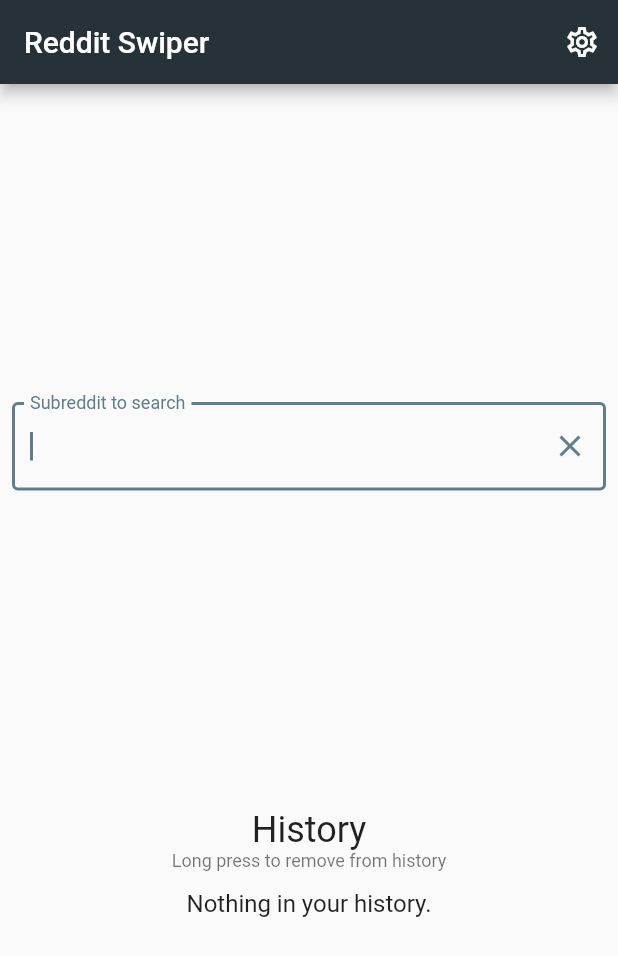
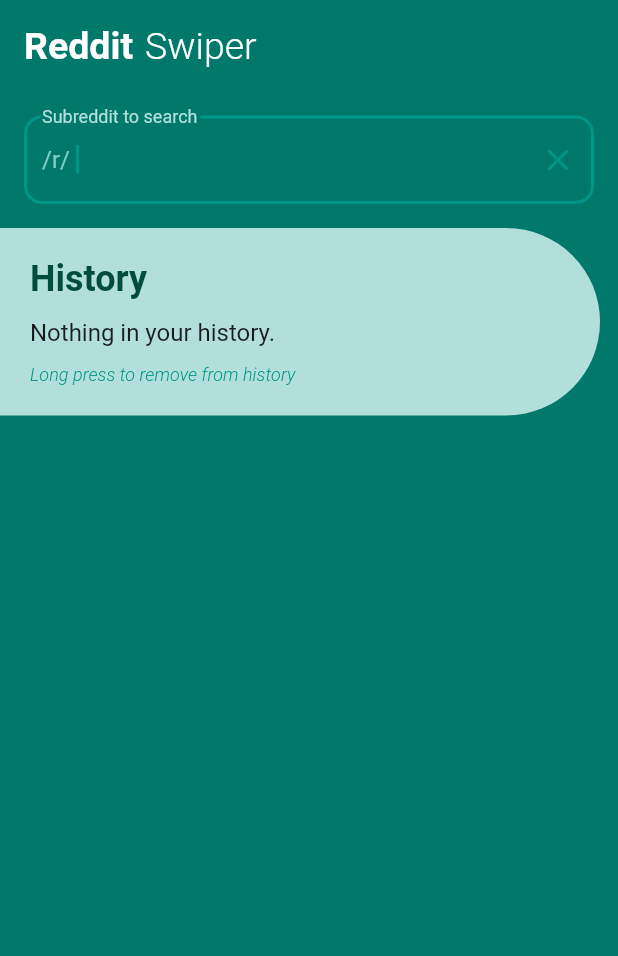
Before and after one commit to messerli90/reddit_swiper, a Flutter app: the screen it shows after launch, on a phone screen of 412 x 824 dp. Shown: the top 956 px of the screen. Run offline on Flutter 3.47's test engine with Material 2 defaults, Android fonts, the phone set to English and light mode, and no system bars; our stand-ins replace cached_network_image, flutter_swiper, photo_view, shared_preferences; missing offline and left inert: random_color; Roboto replaces fonts that are missing (Montserrat); statements that could not run were skipped.

Commit message:
add history color buttons

```diff
--- a/lib/main.dart
+++ b/lib/main.dart
@@ -13,12 +13,12 @@ class MyApp extends StatelessWidget {
         debugShowCheckedModeBanner: false,
         title: 'Reddit Images',
         theme: ThemeData(
+          primarySwatch: Colors.teal,
+          accentColor: Colors.tealAccent,
           appBarTheme: AppBarTheme(
-            color: Colors.blueGrey[900],
-            brightness: Brightness.dark,
+            color: Colors.teal,
+            brightness: Brightness.light,
           ),
-          accentColor: Colors.blueAccent,
-          primarySwatch: Colors.blueGrey,
           visualDensity: VisualDensity.adaptivePlatformDensity,
         ),
         home: SearchScreen(),
--- a/lib/widgets/search_screen.dart
+++ b/lib/widgets/search_screen.dart
@@ -1,4 +1,5 @@
 import 'package:flutter/material.dart';
+import 'package:random_color/random_color.dart';
 import 'package:reddit_pics/widgets/result_screen.dart';
 import 'package:shared_preferences/shared_preferences.dart';
 
@@ -10,16 +11,28 @@ class SearchScreen extends StatefulWidget {
 class _SearchScreenState extends State<SearchScreen> {
   TextEditingController _searchFieldController;
   List<String> history = [];
+  List<Color> colors = [];
 
   @override
   void initState() {
     super.initState();
     _searchFieldController = TextEditingController();
+    colors = _createColors();
   }
 
   @override
   void dispose() {
     super.dispose();
+  }
+
+  List<Color> _createColors() {
+    List<Color> _colors = List<Color>();
+    RandomColor _randomColor = RandomColor();
+    for (var i = 0; i < 20; i++) {
+      _colors.add(_randomColor.randomColor(
+          colorSaturation: ColorSaturation.highSaturation));
+    }
+    return _colors;
   }
 
   Future<List<String>> _fetchHistory() async {
@@ -52,13 +65,15 @@ class _SearchScreenState extends State<SearchScreen> {
     });
   }
 
-  Widget _historyButton(String item) => FlatButton(
-        color: Colors.red[600],
+  Widget _buildHistoryButton(String item, int i) {
+    return FlatButton(
+      color: colors[i],
       textColor: Colors.white,
       onPressed: () => _searchFieldSubmitted(item),
       onLongPress: () => _removeFromHistory(item),
       child: Text(item),
     );
+  }
 
   Widget _getHistoryWidgets() {
     return FutureBuilder(
@@ -68,12 +83,12 @@ class _SearchScreenState extends State<SearchScreen> {
           List<Widget> _buttons = new List<Widget>();
           for (var i = 0; i < snapshot.data.length; i++) {
             _buttons.add(
-              _historyButton(snapshot.data[i]),
+              _buildHistoryButton(snapshot.data[i], i),
             );
           }
           return Wrap(
-            crossAxisAlignment: WrapCrossAlignment.center,
-            alignment: WrapAlignment.spaceAround,
+            crossAxisAlignment: WrapCrossAlignment.start,
+            alignment: WrapAlignment.start,
             spacing: 8.0,
             children: _buttons,
           );
@@ -86,24 +101,32 @@ class _SearchScreenState extends State<SearchScreen> {
     );
   }
 
-  Widget _historySection() => Column(
+  Widget _historySection() => Padding(
+        padding: const EdgeInsets.all(20.0),
+        child: Column(
+          crossAxisAlignment: CrossAxisAlignment.start,
           children: [
-          Padding(
-            padding: const EdgeInsets.only(top: 8.0),
-            child: Text(
+            Text(
               'History',
-              style: Theme.of(context).textTheme.headline5,
+              style: TextStyle(
+                color: Colors.teal[900],
+                fontSize: 24,
+                fontWeight: FontWeight.w600,
               ),
             ),
-          Padding(
-            padding: const EdgeInsets.only(bottom: 12.0),
-            child: Text(
+            SizedBox(height: 12),
+            _getHistoryWidgets(),
+            SizedBox(height: 12),
+            Text(
               'Long press to remove from history',
-              style: Theme.of(context).textTheme.caption,
+              style: TextStyle(
+                  color: Colors.teal[500],
+                  fontSize: 12,
+                  fontWeight: FontWeight.w300,
+                  fontStyle: FontStyle.italic),
             ),
+          ],
         ),
-          _getHistoryWidgets(),
-        ],
       );
 
   void _searchFieldSubmitted(String value) async {
@@ -123,10 +146,28 @@ class _SearchScreenState extends State<SearchScreen> {
         autofocus: true,
         controller: _searchFieldController,
         onSubmitted: _searchFieldSubmitted,
-        // textInputAction: TextInputAction.go,
+        style: TextStyle(color: Colors.white),
         decoration: InputDecoration(
-          border: OutlineInputBorder(),
+          border: OutlineInputBorder(
+            borderSide: BorderSide(
+              color: Colors.teal[200],
+              style: BorderStyle.solid,
+              width: 2,
+            ),
+            borderRadius: BorderRadius.circular(12),
+            gapPadding: 2,
+          ),
           labelText: 'Subreddit to search',
+          labelStyle: TextStyle(color: Colors.teal[100]),
+          prefix: Padding(
+            padding: EdgeInsets.only(right: 4),
+            child: Text(
+              '/r/',
+              style: TextStyle(
+                color: Colors.teal[200],
+              ),
+            ),
+          ),
           suffixIcon: IconButton(
             onPressed: () => _searchFieldController.clear(),
             icon: Icon(Icons.clear),
@@ -134,23 +175,63 @@ class _SearchScreenState extends State<SearchScreen> {
         ),
       );
 
+  Widget _header() => Container(
+        child: Row(
+          children: [
+            Text(
+              'Reddit',
+              style: TextStyle(
+                  fontFamily: 'Montserrat',
+                  color: Colors.white,
+                  fontWeight: FontWeight.bold,
+                  fontSize: 25.0),
+            ),
+            SizedBox(width: 8),
+            Text(
+              'Swiper',
+              style: TextStyle(
+                  fontFamily: 'Montserrat',
+                  color: Colors.white,
+                  fontWeight: FontWeight.w300,
+                  fontSize: 25.0),
+            ),
+          ],
+        ),
+      );
+
   @override
   Widget build(BuildContext context) {
     return Scaffold(
-      appBar: AppBar(
-        title: Text('Reddit Swiper'),
-        actions: [
-          IconButton(
-            icon: Icon(Icons.settings_outlined),
-            onPressed: () => print('pressed'),
-          )
+      body: SafeArea(
+        child: Container(
+          color: Colors.teal[700],
+          // padding: EdgeInsets.all(32.0),
+          child: Column(
+            children: [
+              Padding(
+                padding:
+                    const EdgeInsets.symmetric(vertical: 16, horizontal: 16),
+                child: _header(),
+              ),
+              Padding(
+                padding:
+                    const EdgeInsets.symmetric(vertical: 16, horizontal: 16),
+                child: _searchField(),
+              ),
+              Container(
+                margin: EdgeInsets.only(right: 12),
+                width: MediaQuery.of(context).size.width - 12,
+                decoration: BoxDecoration(
+                  color: Colors.teal[100],
+                  borderRadius: BorderRadius.only(
+                    topRight: Radius.circular(64),
+                    bottomRight: Radius.circular(64),
+                  ),
+                ),
+                child: _historySection(),
+              ),
             ],
           ),
-      body: Padding(
-        padding: const EdgeInsets.all(8.0),
-        child: Column(
-          mainAxisAlignment: MainAxisAlignment.spaceEvenly,
-          children: [_searchField(), _historySection()],
         ),
       ),
     );
--- a/pubspec.yaml
+++ b/pubspec.yaml
@@ -33,6 +33,7 @@ dependencies:
   cached_network_image: ^2.2.0
   flutter_swiper: ^1.1.6
   shared_preferences: ^0.5.8
+  random_color: ^1.0.5
 
 dev_dependencies:
   flutter_test:
```
Also changed, not shown: pubspec.lock. Lines whose indentation alone changed are shown as unchanged.
